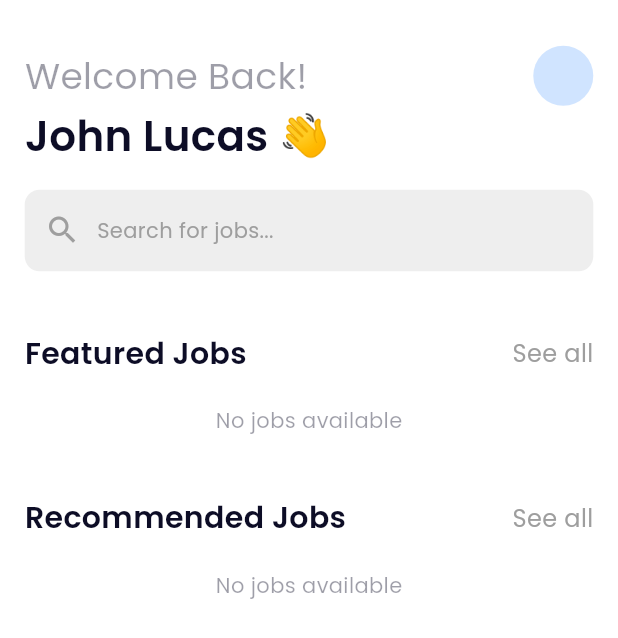
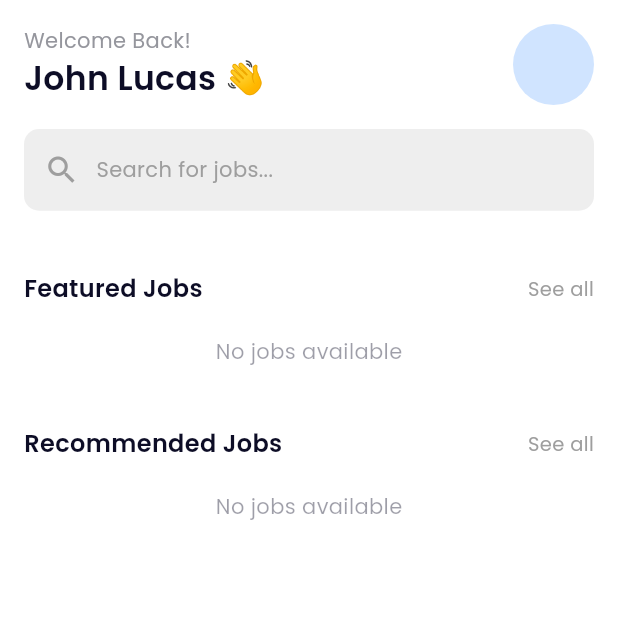
Before and after one commit to mostafa1255/Job_Finder_App, a Flutter app: the HomeScreen screen opened by its route, on a phone screen of 412 x 824 dp. Shown: the top 638 px of the screen. Run offline on Flutter 3.47's test engine with Material 3 defaults, Android fonts, the phone set to English and light mode, and no system bars; our stand-ins replace cached_network_image, cloud_firestore, file_picker, firebase_auth, firebase_core, firebase_storage and 8 more; missing offline and left inert: floating_bottom_bar; accounts and stored records are empty.

Commit message:
Fixed UI look in Home Screen and added the provider of search in main

```diff
--- a/lib/core/utils/app_router.dart
+++ b/lib/core/utils/app_router.dart
@@ -94,7 +94,7 @@ class AppRouter {
         pageBuilder: (context, state) => CustomTransitionPage(
           key: state.pageKey,
           child: const LoginScreen(),
-          transitionsBuilder: _slideTransition,
+          transitionsBuilder: _fadeTransition,
         ),
       ),
       GoRoute(
@@ -120,7 +120,8 @@ class AppRouter {
         path: jobList,
         name: jobList,
         builder: (context, state) {
-          final Map<String, dynamic> extra = state.extra as Map<String, dynamic>;
+          final Map<String, dynamic> extra =
+              state.extra as Map<String, dynamic>;
           return JobListScreen(
             jobTitle: extra['jobTitle'] as String,
             jobs: extra['jobs'] as List<Job>,
--- a/lib/features/home/view/pages/home_screen.dart
+++ b/lib/features/home/view/pages/home_screen.dart
@@ -8,7 +8,6 @@ import 'package:shared_preferences/shared_preferences.dart';
 import '../../../../core/constants/app_colors.dart';
 import 'recommended_jops_card.dart';
 import 'job_card.dart';
-import 'bottom_navigation.dart';
 import 'package:jop_finder_app/features/auth/data/model/PostedJob_model.dart';
 
 const String userTokenKey = 'userToken';
@@ -59,33 +58,47 @@ class _HomeScreenState extends State<HomeScreen> {
 
   @override
   Widget build(BuildContext context) {
-    return Scaffold(
-      //SAFE AREA
+    return SafeArea(
+      child: Scaffold(
         backgroundColor: Colors.white,
-      body: SafeArea(
-        child: SingleChildScrollView(
+        body: SingleChildScrollView(
           child: Padding(
-            padding: EdgeInsets.symmetric(vertical: 30.h, horizontal: 15.w),
+            padding: const EdgeInsets.all(16),
             child: Column(
               crossAxisAlignment: CrossAxisAlignment.start,
               children: [
                 Row(
                   mainAxisAlignment: MainAxisAlignment.spaceBetween,
                   children: [
-                    const Text('Welcome Back!', style: TextStyle(fontSize: 24)),
+                    const Column(
+                      mainAxisAlignment: MainAxisAlignment.start,
+                      crossAxisAlignment: CrossAxisAlignment.start,
+                      children: [
+                        Text(
+                          'Welcome Back!',
+                          style: TextStyle(
+                            fontSize: 14,
+                            color: Color.fromRGBO(149, 150, 157, 1),
+                            fontWeight: FontWeight.w400,
+                          ),
+                        ),
+                        Text('John Lucas 👋', //take from fire base
+                            style: TextStyle(
+                                fontSize: 22,
+                                fontWeight: FontWeight.bold,
+                                color: AppColors.primaryText)),
+                      ],
+                    ),
                     GestureDetector(
                       onTap: () {
                         GoRouter.of(context).push(AppRouter.profileScreen);
                       },
                       child: const CircleAvatar(
-                        radius: 20,
+                        radius: 27,
                       ),
                     ),
                   ],
                 ),
-                const Text('John Lucas 👋', //take from fire base
-                    style:
-                        TextStyle(fontSize: 28, fontWeight: FontWeight.bold, color: AppColors.primaryText)),
                 const SizedBox(height: 16),
                 GestureDetector(
                   onTap: () {
@@ -118,7 +131,9 @@ class _HomeScreenState extends State<HomeScreen> {
                   children: [
                     const Text('Featured Jobs',
                         style: TextStyle(
-                            fontSize: 20, fontWeight: FontWeight.bold , color: AppColors.primaryText)),
+                            fontSize: 16,
+                            fontWeight: FontWeight.w600,
+                            color: AppColors.primaryText)),
                     GestureDetector(
                       onTap: () {
                         GoRouter.of(context).push(AppRouter.seeAllPage);
@@ -126,7 +141,7 @@ class _HomeScreenState extends State<HomeScreen> {
                       child: Text(
                         'See all',
                         style: TextStyle(
-                          fontSize: 16,
+                          fontSize: 13,
                           color: Colors.grey,
                         ),
                       ),
@@ -179,15 +194,17 @@ class _HomeScreenState extends State<HomeScreen> {
                   children: [
                     const Text('Recommended Jobs',
                         style: TextStyle(
-                            fontSize: 20, fontWeight: FontWeight.bold,color: AppColors.primaryText)),
+                            fontSize: 16,
+                            fontWeight: FontWeight.w600,
+                            color: AppColors.primaryText)),
                     GestureDetector(
                       onTap: () {
                         GoRouter.of(context).push(AppRouter.seeAllPage);
                       },
-                      child: Text(
+                      child: const Text(
                         'See all',
                         style: TextStyle(
-                          fontSize: 16,
+                          fontSize: 13,
                           color: Colors.grey,
                         ),
                       ),
@@ -237,7 +254,6 @@ class _HomeScreenState extends State<HomeScreen> {
             ),
           ),
         ),
-      ),
 
         // bottomNavigationBar: BottomNavigationBar(
         //   items: const <BottomNavigationBarItem>[
@@ -258,6 +274,7 @@ class _HomeScreenState extends State<HomeScreen> {
         //   selectedItemColor: Colors.amber[800],
         //   onTap: _onItemTapped,
         // ), // Custom widget for navigation
+      ),
     );
   }
 }
--- a/lib/main.dart
+++ b/lib/main.dart
@@ -4,6 +4,7 @@ import 'package:flutter_bloc/flutter_bloc.dart';
 import 'package:jop_finder_app/core/constants/app_colors.dart';
 import 'package:jop_finder_app/core/utils/app_router.dart';
 import 'package:jop_finder_app/features/auth/viewmodel/cubit/auth_cubit.dart';
+import 'package:jop_finder_app/features/job_search/viewmodel/job_search_cubit.dart';
 import 'package:jop_finder_app/firebase_options.dart';
 import 'package:flutter_screenutil/flutter_screenutil.dart';
 
@@ -14,8 +15,11 @@ void main() async {
     options: DefaultFirebaseOptions.currentPlatform,
   );
   runApp(BlocProvider(
-    create: (context) => AuthCubit(),
-    child: const JopFinderApp(),
+    create: (context) => JobSearchCubit(),
+    child: BlocProvider(
+      create: (context) => AuthCubit(),
+      child: const JopFinderApp(),
+    ),
   ));
 }
 
```
Lines whose indentation alone changed are shown as unchanged.
